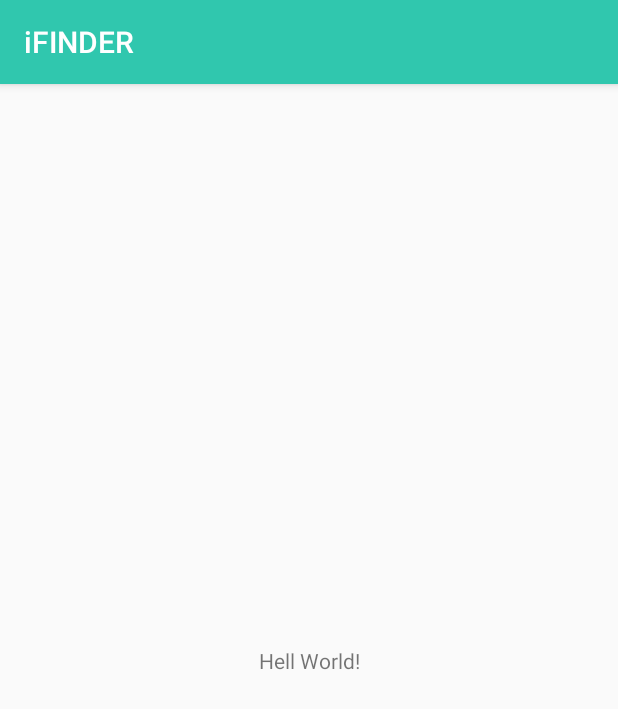
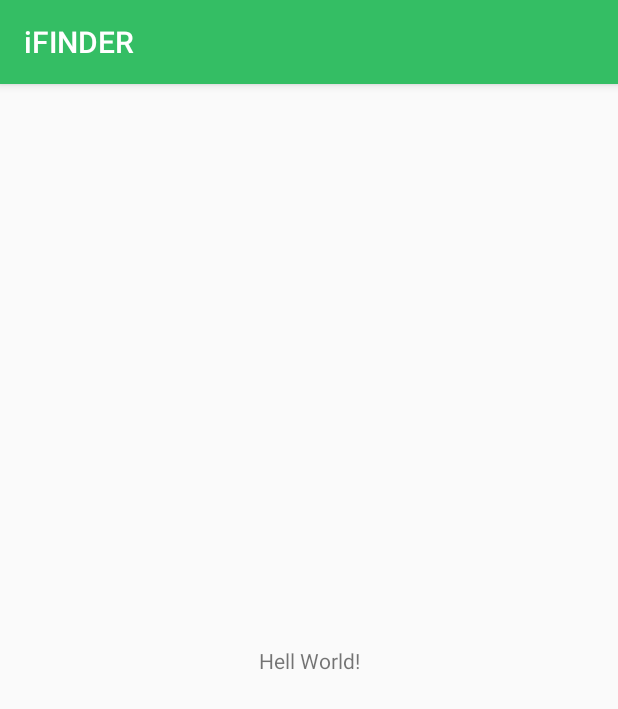
Before and after one commit to codezilla2018/iFINDER, an Android app: the MainActivity screen opened directly, with no data from a screen before it, on a phone screen of 412 x 824 dp. Shown: the top 709 px of the screen. Run offline under Robolectric (Android 15) with nearby library versions, the phone set to English and light mode, and no system bars.

Commit message:
Theme Edit v 1.1

```diff
--- a/app/src/main/res/values/colors.xml
+++ b/app/src/main/res/values/colors.xml
@@ -1,6 +1,6 @@
 <?xml version="1.0" encoding="utf-8"?>
 <resources>
-    <color name="colorPrimary">#30c7ae</color>
+    <color name="colorPrimary">#34be64</color>
     <color name="colorPrimaryDark">#31a15f</color>
     <color name="colorAccent">#46ac6d</color>
 </resources>
```
